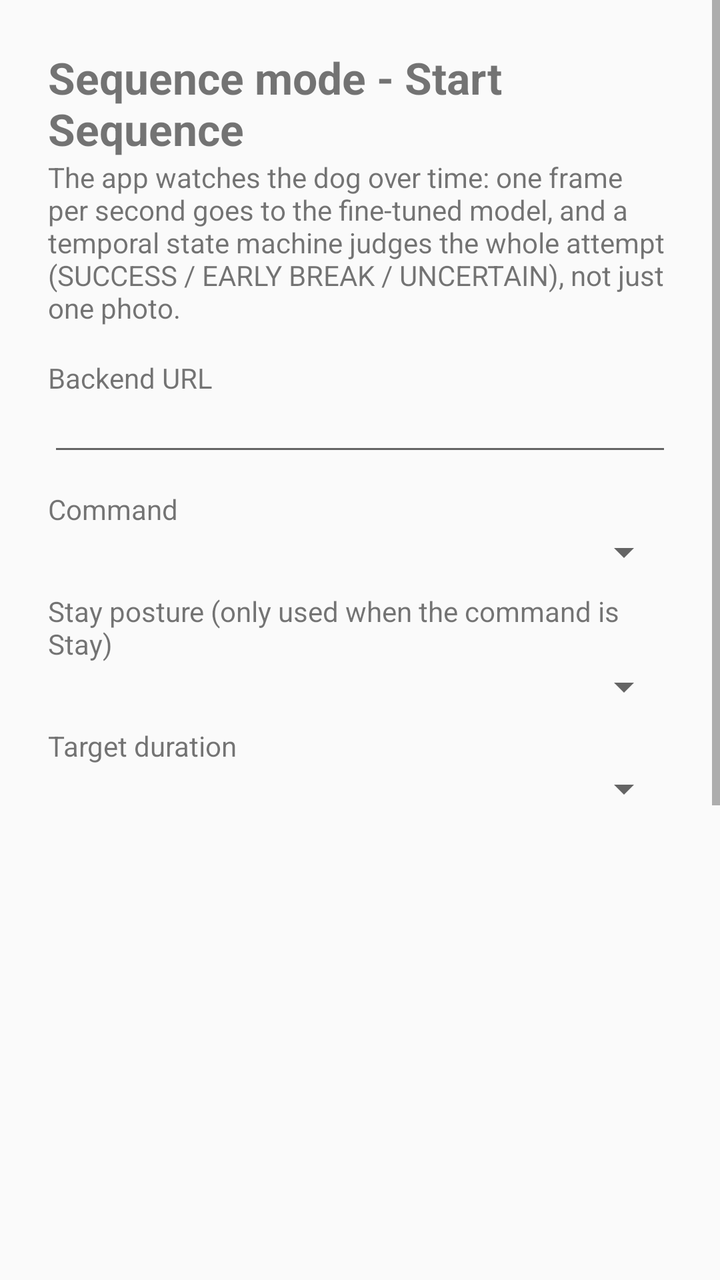
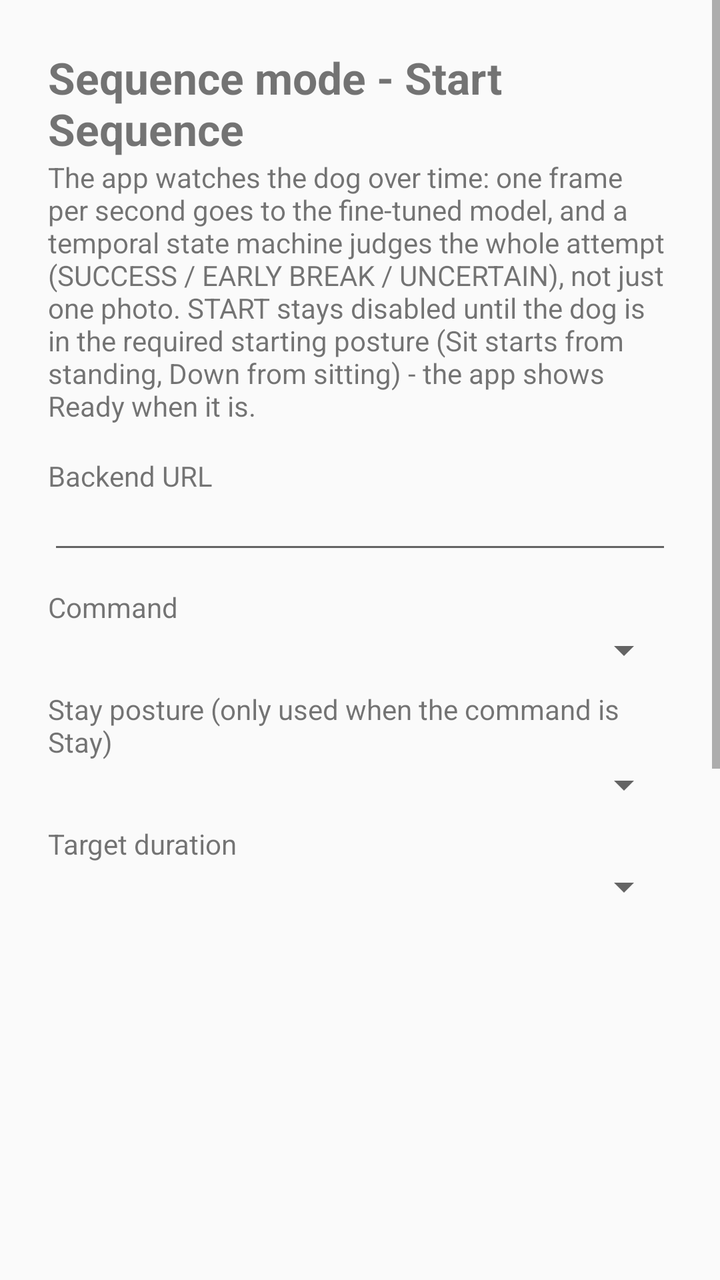

Screens rendered from an Android XML layout before and after an edit, with the pre-edit source and the edit as a unified diff.
<!-- AndroidManifest.xml: application theme android:Theme.Material.Light.NoActionBar -->
<!-- res/layout/activity_sequence.xml -->
<?xml version="1.0" encoding="utf-8"?>
<ScrollView xmlns:android="http://schemas.android.com/apk/res/android"
    android:layout_width="match_parent"
    android:layout_height="match_parent">

    <LinearLayout
        android:layout_width="match_parent"
        android:layout_height="wrap_content"
        android:orientation="vertical"
        android:padding="24dp">

        <TextView
            android:layout_width="wrap_content"
            android:layout_height="wrap_content"
            android:text="Sequence mode - Start Sequence"
            android:textSize="22sp"
            android:textStyle="bold" />

        <TextView
            android:layout_width="wrap_content"
            android:layout_height="wrap_content"
            android:text="The app watches the dog over time: one frame per second goes to the fine-tuned model, and a temporal state machine judges the whole attempt (SUCCESS / EARLY BREAK / UNCERTAIN), not just one photo."
            android:layout_marginBottom="16dp" />

        <TextView
            android:layout_width="wrap_content"
            android:layout_height="wrap_content"
            android:text="Backend URL" />

        <EditText
            android:id="@+id/etSeqUrl"
            android:layout_width="match_parent"
            android:layout_height="wrap_content"
            android:inputType="textUri"
            android:textSize="13sp" />

        <TextView
            android:layout_width="wrap_content"
            android:layout_height="wrap_content"
            android:text="Command"
            android:layout_marginTop="12dp" />

        <Spinner
            android:id="@+id/spCommand"
            android:layout_width="match_parent"
            android:layout_height="wrap_content" />

        <TextView
            android:layout_width="wrap_content"
            android:layout_height="wrap_content"
            android:text="Stay posture (only used when the command is Stay)"
            android:layout_marginTop="8dp" />

        <Spinner
            android:id="@+id/spStayPosture"
            android:layout_width="match_parent"
            android:layout_height="wrap_content" />

        <TextView
            android:layout_width="wrap_content"
            android:layout_height="wrap_content"
            android:text="Target duration"
            android:layout_marginTop="8dp" />

        <Spinner
            android:id="@+id/spDuration"
            android:layout_width="match_parent"
            android:layout_height="wrap_content" />

        <TextureView
            android:id="@+id/texturePreview"
            android:layout_width="match_parent"
            android:layout_height="320dp"
            android:layout_marginTop="16dp"
            android:background="#000000" />

        <TextView
            android:id="@+id/tvSeqCurrent"
            android:layout_width="match_parent"
            android:layout_height="wrap_content"
            android:text="Current posture: -"
            android:textSize="24sp"
            android:textStyle="bold"
            android:layout_marginTop="12dp" />

        <ProgressBar
            android:id="@+id/progressSeq"
            style="?android:attr/progressBarStyleHorizontal"
            android:layout_width="match_parent"
            android:layout_height="wrap_content"
            android:layout_marginTop="8dp" />

        <TextView
            android:id="@+id/tvSeqProgress"
            android:layout_width="wrap_content"
            android:layout_height="wrap_content"
            android:text="Not running."
            android:layout_marginTop="8dp" />

        <Button
            android:id="@+id/btnStartSeq"
            android:layout_width="match_parent"
            android:layout_height="wrap_content"
            android:text="START SEQUENCE"
            android:layout_marginTop="12dp" />

        <Button
            android:id="@+id/btnStopSeq"
            android:layout_width="match_parent"
            android:layout_height="wrap_content"
            android:text="STOP"
            android:enabled="false" />

        <TextView
            android:id="@+id/tvSeqStatus"
            android:layout_width="wrap_content"
            android:layout_height="wrap_content"
            android:text="Camera preview starts when permission is granted."
            android:layout_marginTop="12dp" />

        <LinearLayout
            android:id="@+id/layoutVerdict"
            android:layout_width="match_parent"
            android:layout_height="wrap_content"
            android:orientation="vertical"
            android:visibility="gone"
            android:layout_marginTop="20dp">

            <TextView
                android:id="@+id/tvSeqVerdict"
                android:layout_width="match_parent"
                android:layout_height="wrap_content"
                android:text="Verdict"
                android:textSize="26sp"
                android:textStyle="bold"
                android:background="#FFF3E0"
                android:padding="12dp" />

            <TextView
                android:id="@+id/tvSeqDetails"
                android:layout_width="match_parent"
                android:layout_height="wrap_content"
                android:text=""
                android:background="#EEEEEE"
                android:padding="12dp"
                android:layout_marginTop="8dp" />

            <Button
                android:id="@+id/btnFeedback"
                android:layout_width="match_parent"
                android:layout_height="wrap_content"
                android:text="Get trainer feedback"
                android:layout_marginTop="12dp" />

            <TextView
                android:layout_width="wrap_content"
                android:layout_height="wrap_content"
                android:text="Trainer feedback (base Gemini)"
                android:textSize="17sp"
                android:textStyle="bold"
                android:layout_marginTop="16dp" />

            <TextView
                android:id="@+id/tvSeqFeedback"
                android:layout_width="match_parent"
                android:layout_height="wrap_content"
                android:text="(no feedback yet)"
                android:background="#E8F5E9"
                android:padding="12dp" />

        </LinearLayout>

    </LinearLayout>
</ScrollView>
<!-- resources referenced by this layout -->
<resources>

</resources>

<!-- the commit's change to res/layout/activity_sequence.xml (unified diff, before → after) -->
@@ -19,7 +19,7 @@
         <TextView
             android:layout_width="wrap_content"
             android:layout_height="wrap_content"
-            android:text="The app watches the dog over time: one frame per second goes to the fine-tuned model, and a temporal state machine judges the whole attempt (SUCCESS / EARLY BREAK / UNCERTAIN), not just one photo."
+            android:text="The app watches the dog over time: one frame per second goes to the fine-tuned model, and a temporal state machine judges the whole attempt (SUCCESS / EARLY BREAK / UNCERTAIN), not just one photo. START stays disabled until the dog is in the required starting posture (Sit starts from standing, Down from sitting) - the app shows Ready when it is."
             android:layout_marginBottom="16dp" />
 
         <TextView
@@ -102,6 +102,7 @@
             android:layout_width="match_parent"
             android:layout_height="wrap_content"
             android:text="START SEQUENCE"
+            android:enabled="false"
             android:layout_marginTop="12dp" />
 
         <Button
